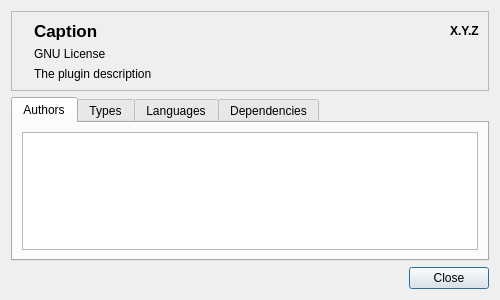
Above: v2/branches/dev/monkey/src/pluginsmanager/ui/UIPluginsSettingsAbout.ui from testmana2/mks before the change. Below: the same form after it.
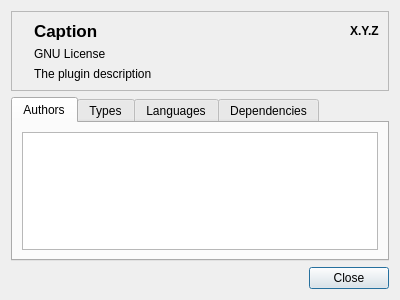
That is the form after the change. Icons and pictures are not drawn.

Commit message: Remove size policy. Set window icon from plugin pixmap.

```diff
--- a/v2/branches/dev/monkey/src/pluginsmanager/ui/UIPluginsSettingsAbout.ui
+++ b/v2/branches/dev/monkey/src/pluginsmanager/ui/UIPluginsSettingsAbout.ui
@@ -6,16 +6,10 @@
    <rect>
     <x>0</x>
     <y>0</y>
-    <width>500</width>
+    <width>400</width>
     <height>300</height>
    </rect>
   </property>
-  <property name="sizePolicy">
-   <sizepolicy hsizetype="Maximum" vsizetype="Preferred">
-    <horstretch>0</horstretch>
-    <verstretch>0</verstretch>
-   </sizepolicy>
-  </property>
   <property name="windowTitle">
    <string>About Plugin: %1</string>
   </property>
```
The commit also changes 1 other file.
